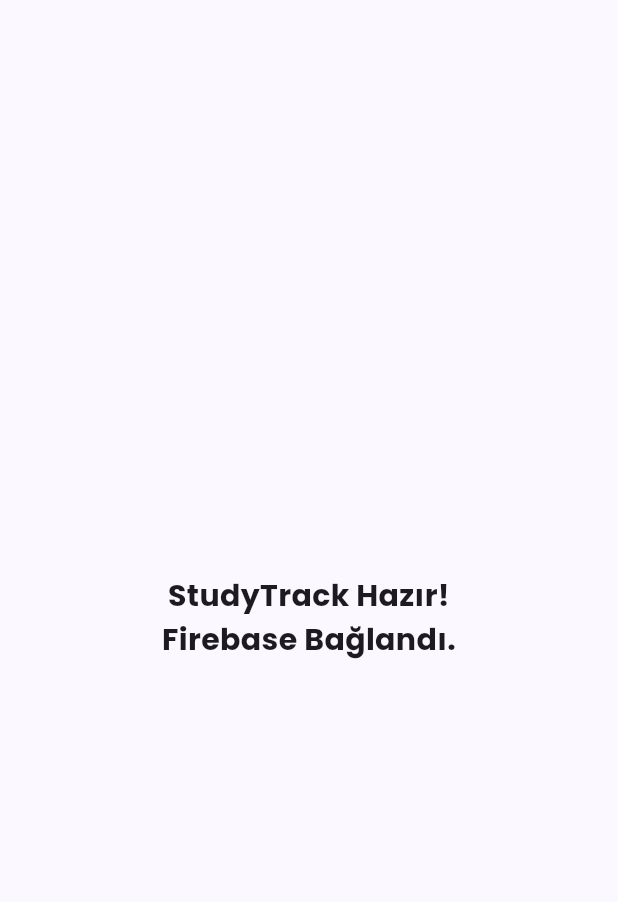
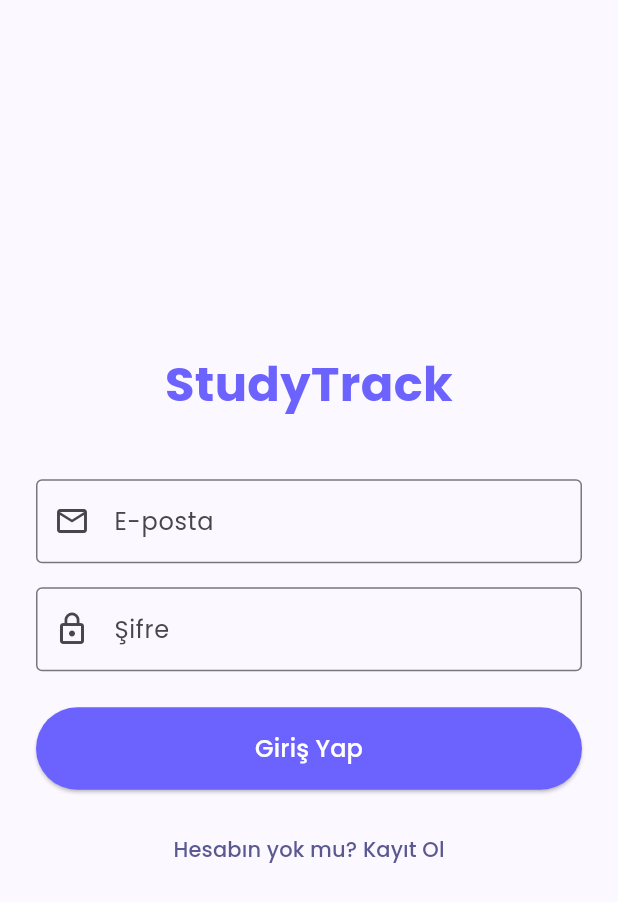
Before and after one commit to aliklc/Study-Track, a Flutter app: the screen it shows after launch, on a phone screen of 412 x 824 dp. Shown: the top 902 px of the screen. Run offline on Flutter 3.47's test engine with Material 3 defaults, Android fonts, the phone set to English and light mode, and no system bars; our stand-ins replace firebase_auth, firebase_core, google_fonts; accounts and stored records are empty.

Commit message:
:sparkles: Login, Register ve Auth Service eklendi.
- Login ve Register ekranları eklendi

```diff
--- a/lib/main.dart
+++ b/lib/main.dart
@@ -1,15 +1,13 @@
 import 'package:flutter/material.dart';
 import 'package:firebase_core/firebase_core.dart';
+import 'package:provider/provider.dart';
 import 'package:google_fonts/google_fonts.dart';
+import 'services/auth_service.dart';
+import 'screens/auth_wrapper.dart';
 
 void main() async {
-  // Flutter motorunun yüklenmesini garantiye alıyoruz
   WidgetsFlutterBinding.ensureInitialized();
-
-  // Firebase'i başlatıyoruz.
-
   await Firebase.initializeApp();
-
   runApp(const StudyTrackApp());
 }
 
@@ -18,7 +16,10 @@
 
   @override
   Widget build(BuildContext context) {
-    return MaterialApp(
+    // MultiProvider, uygulamaya birden fazla servis sağlamamıza yarar.
+    return MultiProvider(
+      providers: [ChangeNotifierProvider(create: (_) => AuthService())],
+      child: MaterialApp(
         title: 'StudyTrack',
         debugShowCheckedModeBanner: false,
         theme: ThemeData(
@@ -26,14 +27,9 @@
           useMaterial3: true,
           textTheme: GoogleFonts.poppinsTextTheme(),
         ),
-      home: const Scaffold(
-        body: Center(
-          child: Text(
-            "StudyTrack Hazır!\nFirebase Bağlandı.",
-            textAlign: TextAlign.center,
-            style: TextStyle(fontSize: 20, fontWeight: FontWeight.bold),
-          ),
-        ),
+        // Artık direkt AuthWrapper'ı başlatıyoruz.
+        // O içeride giriş yapıp yapmadığına bakıp karar verecek.
+        home: const AuthWrapper(),
       ),
     );
   }
--- /dev/null
+++ b/lib/screens/auth_wrapper.dart
@@ -0,0 +1,51 @@
+import 'package:flutter/material.dart';
+import 'package:provider/provider.dart';
+import 'package:firebase_auth/firebase_auth.dart';
+import '../services/auth_service.dart';
+import 'login_screen.dart';
+
+class AuthWrapper extends StatelessWidget {
+  const AuthWrapper({super.key});
+
+  @override
+  Widget build(BuildContext context) {
+    final authService = Provider.of<AuthService>(context);
+
+    return StreamBuilder<User?>(
+      stream: authService.authStateChanges,
+      builder: (context, snapshot) {
+        // Durum yükleniyorsa bekleme ekranı göster
+        if (snapshot.connectionState == ConnectionState.waiting) {
+          return const Scaffold(
+            body: Center(child: CircularProgressIndicator()),
+          );
+        }
+
+        // Kullanıcı giriş yapmışsa Dashboard (şimdilik geçici ekran)
+        if (snapshot.hasData) {
+          return Scaffold(
+            appBar: AppBar(title: const Text("Dashboard")),
+            body: Center(
+              child: Column(
+                mainAxisAlignment: MainAxisAlignment.center,
+                children: [
+                  Text("Hoşgeldin, ${snapshot.data?.email}"),
+                  const SizedBox(height: 20),
+                  ElevatedButton(
+                    onPressed: () {
+                      context.read<AuthService>().signOut();
+                    },
+                    child: const Text("Çıkış Yap"),
+                  ),
+                ],
+              ),
+            ),
+          );
+        }
+
+        // Kullanıcı yoksa Login ekranına git
+        return const LoginScreen();
+      },
+    );
+  }
+}
--- /dev/null
+++ b/lib/screens/login_screen.dart
@@ -0,0 +1,118 @@
+import 'package:flutter/material.dart';
+import 'package:provider/provider.dart';
+import '../services/auth_service.dart';
+import 'register_screen.dart';
+
+class LoginScreen extends StatefulWidget {
+  const LoginScreen({super.key});
+
+  @override
+  State<LoginScreen> createState() => _LoginScreenState();
+}
+
+class _LoginScreenState extends State<LoginScreen> {
+  final _emailController = TextEditingController();
+  final _passwordController = TextEditingController();
+  final _formKey = GlobalKey<FormState>();
+
+  void _login() async {
+    if (_formKey.currentState!.validate()) {
+      final authService = Provider.of<AuthService>(context, listen: false);
+
+      final error = await authService.signIn(
+        email: _emailController.text.trim(),
+        password: _passwordController.text.trim(),
+      );
+
+      if (error != null && mounted) {
+        ScaffoldMessenger.of(context).showSnackBar(
+          SnackBar(content: Text(error), backgroundColor: Colors.red),
+        );
+      }
+      // Hata yoksa AuthWrapper otomatik yönlendirecek.
+    }
+  }
+
+  @override
+  Widget build(BuildContext context) {
+    final isLoading = context.watch<AuthService>().isLoading;
+
+    return Scaffold(
+      body: Center(
+        child: SingleChildScrollView(
+          padding: const EdgeInsets.all(24.0),
+          child: Form(
+            key: _formKey,
+            child: Column(
+              mainAxisAlignment: MainAxisAlignment.center,
+              crossAxisAlignment: CrossAxisAlignment.stretch,
+              children: [
+                const Text(
+                  "StudyTrack",
+                  textAlign: TextAlign.center,
+                  style: TextStyle(
+                    fontSize: 32,
+                    fontWeight: FontWeight.bold,
+                    color: Color(0xFF6C63FF),
+                  ),
+                ),
+                const SizedBox(height: 40),
+                TextFormField(
+                  controller: _emailController,
+                  keyboardType: TextInputType.emailAddress,
+                  decoration: const InputDecoration(
+                    labelText: "E-posta",
+                    prefixIcon: Icon(Icons.email_outlined),
+                    border: OutlineInputBorder(),
+                  ),
+                  validator: (value) =>
+                      value!.isEmpty ? "E-posta giriniz" : null,
+                ),
+                const SizedBox(height: 16),
+                TextFormField(
+                  controller: _passwordController,
+                  obscureText: true,
+                  decoration: const InputDecoration(
+                    labelText: "Şifre",
+                    prefixIcon: Icon(Icons.lock_outline),
+                    border: OutlineInputBorder(),
+                  ),
+                  validator: (value) => value!.length < 6
+                      ? "Şifre en az 6 karakter olmalı"
+                      : null,
+                ),
+                const SizedBox(height: 24),
+                isLoading
+                    ? const Center(child: CircularProgressIndicator())
+                    : ElevatedButton(
+                        style: ElevatedButton.styleFrom(
+                          backgroundColor: const Color(0xFF6C63FF),
+                          padding: const EdgeInsets.symmetric(vertical: 16),
+                          foregroundColor: Colors.white,
+                        ),
+                        onPressed: _login,
+                        child: const Text(
+                          "Giriş Yap",
+                          style: TextStyle(fontSize: 16),
+                        ),
+                      ),
+                const SizedBox(height: 16),
+                TextButton(
+                  onPressed: () {
+                    Navigator.push(
+                      context,
+                      MaterialPageRoute(
+                        builder: (context) => const RegisterScreen(),
+                      ),
+                    );
+                  },
+                  child: const Text("Hesabın yok mu? Kayıt Ol"),
+                ),
+              ],
+            ),
+          ),
+        ),
+      ),
+    );
+  }
+}
```
Also changed, not shown: lib/models/user_model.dart (added, +21 -0 lines), lib/screens/register_screen.dart (added, +117 -0 lines), lib/services/auth_service.dart (added, +75 -0 lines). Lines whose indentation alone changed are shown as unchanged.
